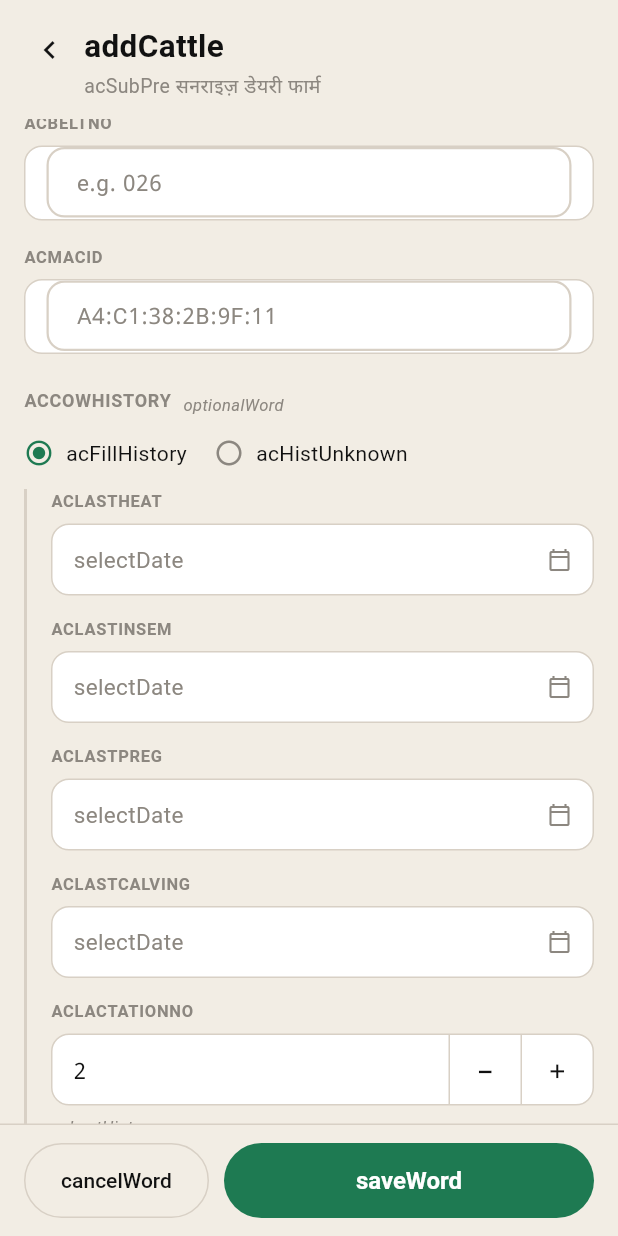
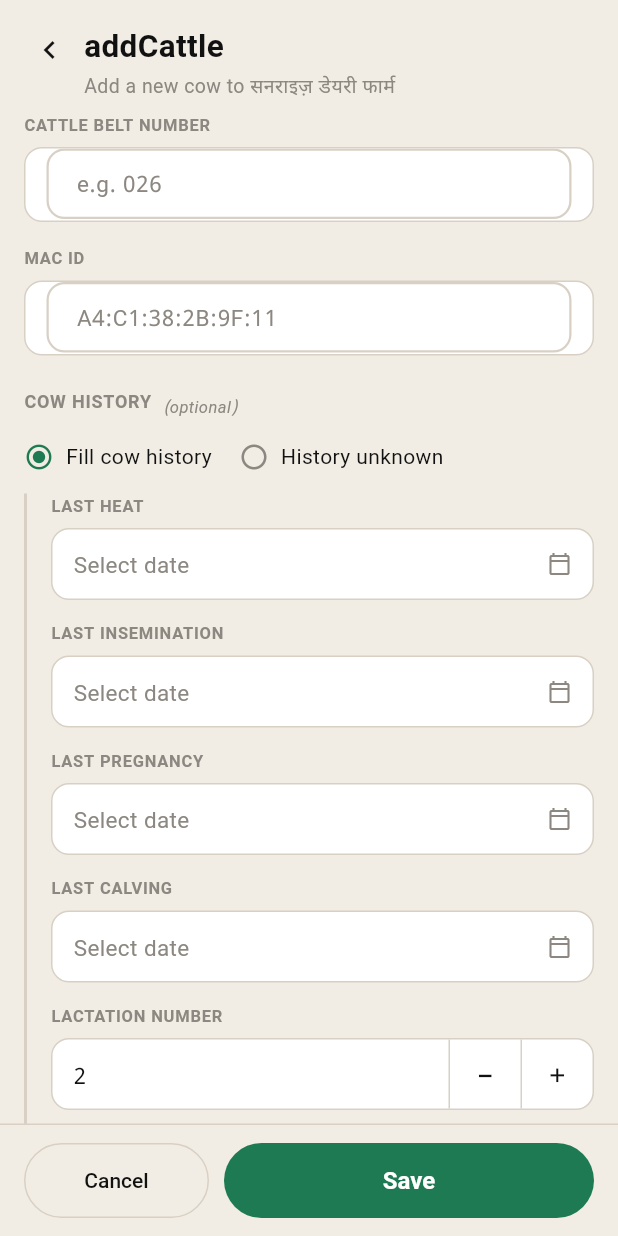
Before and after one commit to vaseey21/Vanix, a Flutter app: the AddCattleScreen screen opened directly with sample values from the repository, scrolled down 576 dp, on a phone screen of 412 x 824 dp. Run offline on Flutter 3.47's test engine with Material 3 defaults, Android fonts, the phone set to English and light mode, and no system bars.

Commit message:
auto: save changes

```diff
--- a/flutter_app/lib/i18n/farm_strings.dart
+++ b/flutter_app/lib/i18n/farm_strings.dart
@@ -92,6 +92,17 @@ class FS {
       'farmMgmtSub': 'Assign or remove a manager for each farm', 'unassignedWord': 'Unassigned', 'reassignWord': 'Reassign',
       'assignManager': 'Assign manager', 'assignMe': 'Assign to me', 'removeManager': 'Remove manager',
       'mgrNamePh': 'Manager name', 'confirmAssign': 'Confirm & assign', 'legalUpdated': 'Last Updated: July 1, 2026',
+      // Add Cattle
+      'cancelWord': 'Cancel', 'saveWord': 'Save', 'selectWord': 'Select', 'selectDate': 'Select date',
+      'genderWord': 'Gender', 'yearsWord': 'Years', 'monthsWord': 'Months', 'optionalWord': '(optional)',
+      'acSubPre': 'Add a new cow to', 'acPhotoLabel': 'Cow Photo', 'acPhotoHint': 'Upload a PNG / JPG of the cow',
+      'acCattleType': 'Cattle Type', 'acTypeCow': 'Cow', 'acTypeHint': 'Cow · Sheep · Goat — non-cow health scoring is flagged.',
+      'acCowName': 'Cow Name (easily recognisable)', 'cowStatusWord': 'Cow Status',
+      'acDeviceDetails': 'Device Details', 'acBeltNo': 'Cattle Belt Number', 'acMacId': 'MAC ID',
+      'acCowHistory': 'Cow History', 'acFillHistory': 'Fill cow history', 'acHistUnknown': 'History unknown',
+      'acLastHeat': 'Last Heat', 'acLastInsem': 'Last Insemination', 'acLastPreg': 'Last Pregnancy',
+      'acLastCalving': 'Last Calving', 'acLactationNo': 'Lactation Number',
+      'acLactHint': 'Number stepper, not a date. Fields show only while "Fill cow history" is selected.',
     },
     'hi': {
       'farmsTitle': 'खेत', 'farmsSubtitle': 'अपने सभी डेयरी फार्म एक जगह प्रबंधित करें',
```
